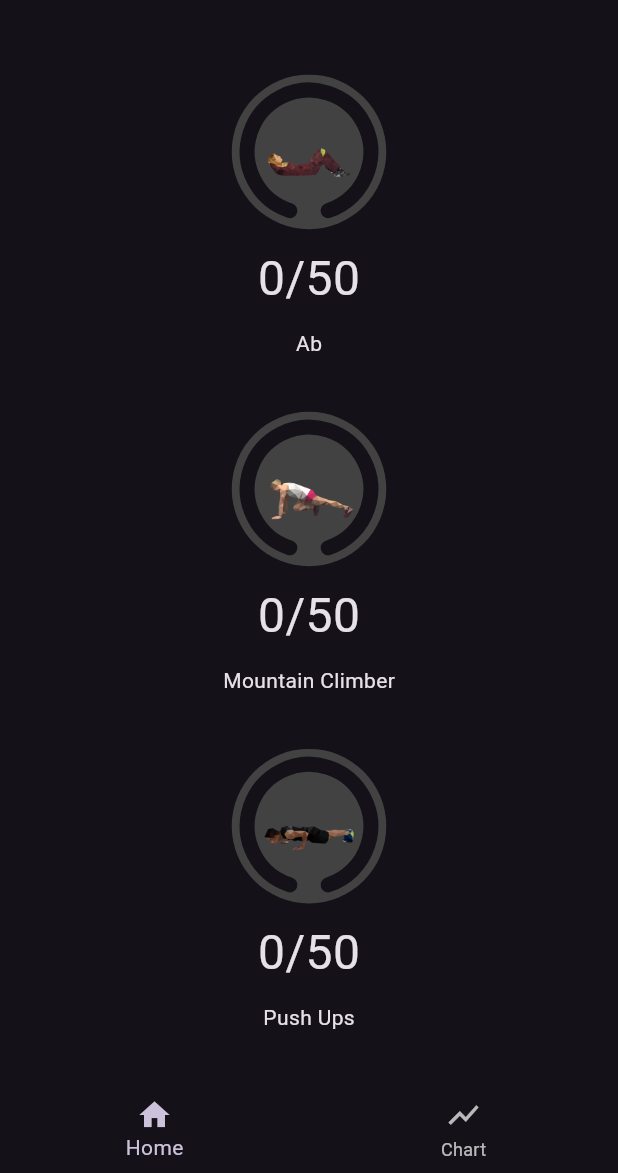
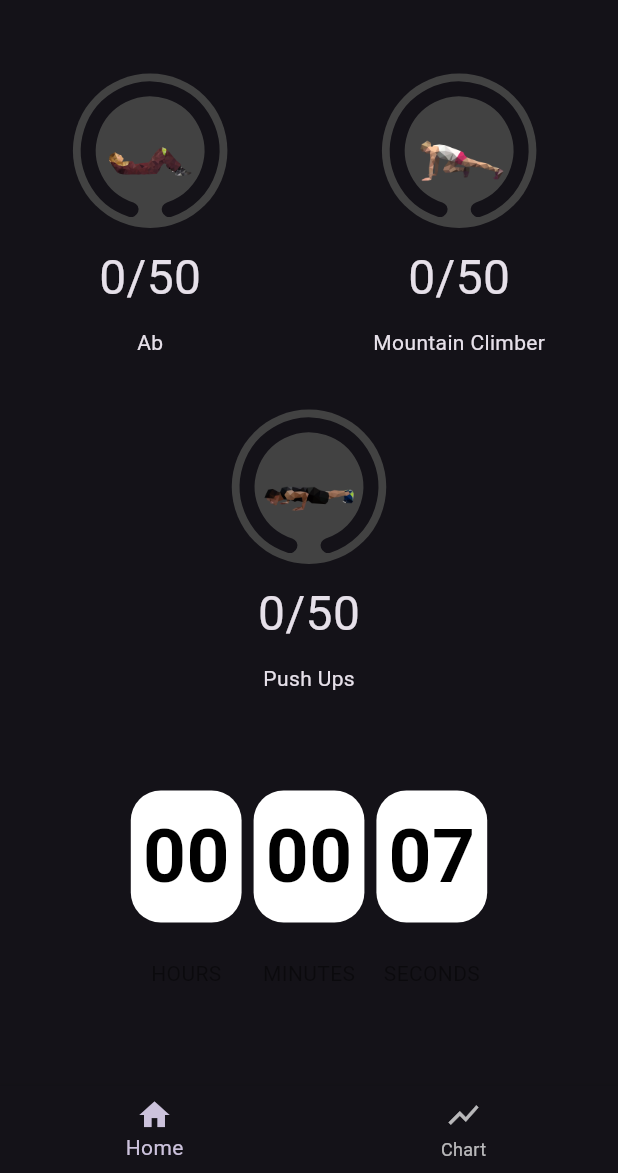
Before and after one commit to rafael-r-bento/Fitness, a Flutter app: the screen it shows after launch, on a phone screen of 412 x 824 dp, the part 63-1236 px from its top. Run offline on Flutter 3.47's test engine with Material 3 defaults, Android fonts, the phone set to English and light mode, and no system bars; our stand-ins replace sqflite; missing offline and left inert: flutter_charts; accounts and stored records are empty.

Commit message:
Add timer to main screen

```diff
--- a/lib/main.dart
+++ b/lib/main.dart
@@ -64,6 +64,10 @@
   String fileData = '';
   int _selectedIndex = 0;
   List<Map<String, dynamic?>>? expectedList;
+  static var countdownDuration = Duration(minutes: 10);
+  Duration duration = Duration();
+  Timer? timer;
+  bool countDown = true;
 
   MyHomePageState() {
     activityNow = Activity(
@@ -79,6 +83,15 @@
 
   @override
   void initState() {
+    var hours;
+    var mints;
+    var secs;
+    hours = int.parse("00");
+    mints = int.parse("00");
+    secs = int.parse("00");
+    countdownDuration = Duration(hours: hours, minutes: mints, seconds: secs);
+    startTimer();
+    reset();
     getTextFromFile();
     LicenseRegistry.addLicense(() async* {
       yield LicenseEntryWithLineBreaks(
@@ -111,6 +124,7 @@
         );
       });
       insertActivity(activityNow);
+      reset();
     }
   }
 
@@ -388,6 +402,71 @@
     return verticalBarChart;
   }
 
+  void reset() {
+    if (countDown) {
+      setState(() => duration = countdownDuration);
+    } else {
+      setState(() => duration = Duration());
+    }
+  }
+
+  void startTimer() {
+    timer = Timer.periodic(Duration(seconds: 1), (_) => addTime());
+  }
+
+  void addTime() {
+    final addSeconds = 1;
+    setState(() {
+      final seconds = duration.inSeconds + addSeconds;
+      if (seconds > 3600) {
+        timer?.cancel();
+      } else {
+        duration = Duration(seconds: seconds);
+      }
+    });
+  }
+
+  Widget buildTime() {
+    String twoDigits(int n) => n.toString().padLeft(2, '0');
+    final hours = twoDigits(duration.inHours);
+    final minutes = twoDigits(duration.inMinutes.remainder(60));
+    final seconds = twoDigits(duration.inSeconds.remainder(60));
+    return Row(mainAxisAlignment: MainAxisAlignment.center, children: [
+      buildTimeCard(time: hours, header: 'HOURS'),
+      SizedBox(
+        width: 8,
+      ),
+      buildTimeCard(time: minutes, header: 'MINUTES'),
+      SizedBox(
+        width: 8,
+      ),
+      buildTimeCard(time: seconds, header: 'SECONDS'),
+    ]);
+  }
+
+  Widget buildTimeCard({required String time, required String header}) =>
+      Column(
+        mainAxisAlignment: MainAxisAlignment.center,
+        children: [
+          Container(
+            padding: EdgeInsets.all(8),
+            decoration: BoxDecoration(
+                color: Colors.white, borderRadius: BorderRadius.circular(20)),
+            child: Text(
+              time,
+              style: TextStyle(
+                  fontWeight: FontWeight.bold,
+                  color: Colors.black,
+                  fontSize: 50),
+            ),
+          ),
+          SizedBox(
+            height: 24,
+          ),
+          Text(header, style: TextStyle(color: Colors.black45)),
+        ],
+      );
+
   @override
   Widget build(BuildContext context) {
     return Scaffold(
@@ -433,20 +512,17 @@
                   ),
                 ],
               ),
-            ],
-          ),
-          Row(
-            mainAxisAlignment: MainAxisAlignment.spaceAround,
-            children: <Widget>[
               Column(
-                mainAxisAlignment: MainAxisAlignment.end,
+                mainAxisAlignment: MainAxisAlignment.spaceEvenly,
                 children: <Widget>[
                   GestureDetector(
                     onTap: () {
                       updateActivity(0, 10, 0);
                     },
                     child: _buildActivityCircle(
-                        MediaQuery.of(context).size.width * 0.25, activityNow?.mountainClimber, image2),
+                        MediaQuery.of(context).size.width * 0.25,
+                        activityNow?.mountainClimber,
+                        image2),
                   ),
                   Padding(
                     padding: const EdgeInsets.only(top: 10),
@@ -471,7 +547,9 @@
                       updateActivity(0, 0, 10);
                     },
                     child: _buildActivityCircle(
-                        MediaQuery.of(context).size.width * 0.25, activityNow?.pushUps, image3),
+                        MediaQuery.of(context).size.width * 0.25,
+                        activityNow?.pushUps,
+                        image3),
                   ),
                   Padding(
                     padding: const EdgeInsets.only(top: 10),
@@ -481,6 +559,21 @@
                   const Padding(
                     padding: EdgeInsets.only(top: 10),
                     child: Text('Push Ups'),
+                  ),
+                ],
+              ),
+            ],
+          ),
+          Row(
+            mainAxisAlignment: MainAxisAlignment.spaceAround,
+            children: <Widget>[
+              Column(
+                mainAxisAlignment: MainAxisAlignment.start,
+                crossAxisAlignment: CrossAxisAlignment.center,
+                children: [
+                  Container(
+                    margin: EdgeInsets.only(top: 30, bottom: 30),
+                    child: buildTime()
                   ),
                 ],
               ),
--- a/pubspec.yaml
+++ b/pubspec.yaml
@@ -12,7 +12,7 @@
   flutter:
     sdk: flutter
   sqflite:
-  path:
+  path: ^1.9.0
 
   # The following adds the Cupertino Icons font to your application.
   # Use with the CupertinoIcons class for iOS style icons.
@@ -23,7 +23,7 @@
   flutter_test:
     sdk: flutter
 
-  flutter_lints: ^4.0.0
+  flutter_lints: ^5.0.0
 
 flutter:
 
```
Also changed, not shown: images/screen1.png, pubspec.lock, 1 other file.
